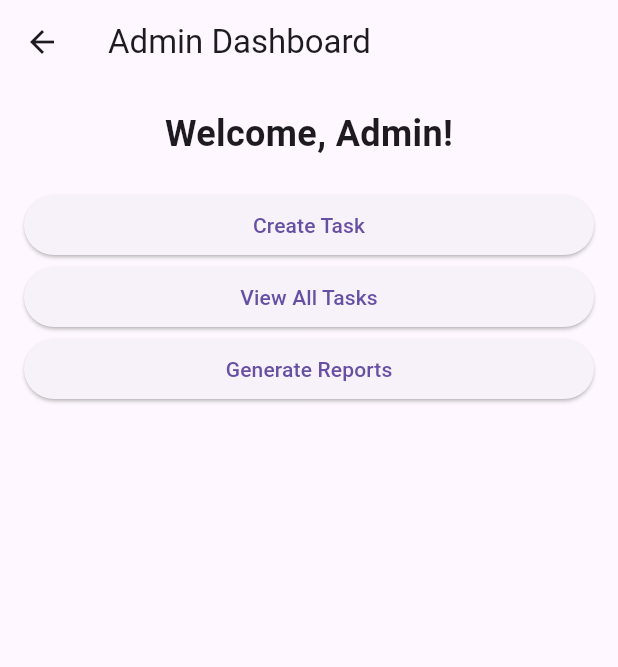
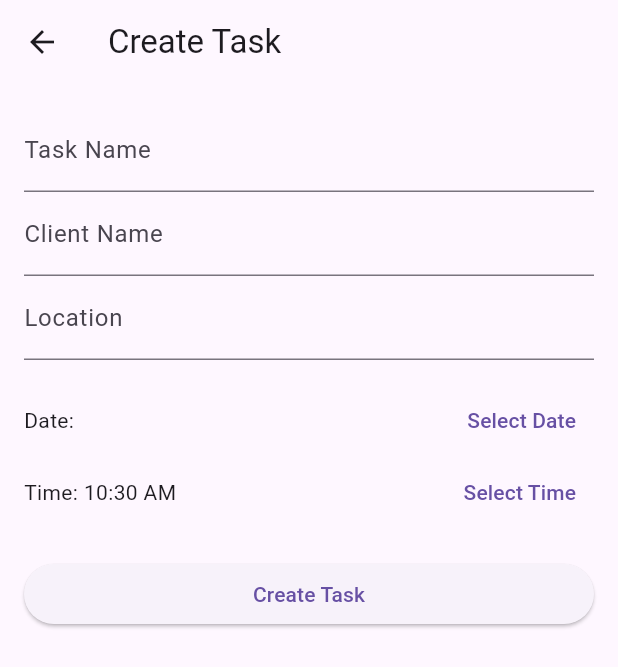
Before and after one commit to ekrajghimire/Work-Chart-System, a Flutter app: the AdminDashboard screen opened by its route, after a tap on "Create Task", on a phone screen of 412 x 824 dp. Shown: the top 667 px of the screen. Run offline on Flutter 3.47's test engine with Material 3 defaults, Android fonts, the phone set to English and light mode, and no system bars; our stand-ins replace sqflite; accounts and stored records are empty.

```diff
--- a/lib/main.dart
+++ b/lib/main.dart
@@ -3,6 +3,7 @@ import 'package:work_chart_system/screens/admin_dashboard_screen.dart';
 import 'package:work_chart_system/screens/crew_dashboard_screen.dart';
 import 'screens/login_screen.dart';
 import 'screens/signup_screen.dart';
+import 'screens/create_task_screen.dart';
 
 void main() {
   runApp(MyApp());
@@ -12,7 +13,6 @@ class MyApp extends StatelessWidget {
   @override
   Widget build(BuildContext context) {
     return MaterialApp(
-      debugShowCheckedModeBanner: false,
       title: 'Work Chart System',
       theme: ThemeData(
         primarySwatch: Colors.blue,
@@ -23,7 +23,9 @@ class MyApp extends StatelessWidget {
         '/signup': (context) => SignupScreen(),
         '/admin_dashboard': (context) => AdminDashboard(),
         '/crew_dashboard': (context) => CrewDashboard(),
+        '/create_task': (context) => CreateTaskScreen(),
       },
+      debugShowCheckedModeBanner: false,
     );
   }
 }
--- /dev/null
+++ b/lib/screens/create_task_screen.dart
@@ -0,0 +1,120 @@
+import 'package:flutter/material.dart';
+
+class CreateTaskScreen extends StatefulWidget {
+  @override
+  _CreateTaskScreenState createState() => _CreateTaskScreenState();
+}
+
+class _CreateTaskScreenState extends State<CreateTaskScreen> {
+  final _formKey = GlobalKey<FormState>();
+  String _taskName = '';
+  String _client = '';
+  String _location = '';
+  DateTime _selectedDate = DateTime.now();
+  TimeOfDay _selectedTime = TimeOfDay.now();
+
+  void _pickDate() async {
+    final DateTime? pickedDate = await showDatePicker(
+      context: context,
+      initialDate: _selectedDate,
+      firstDate: DateTime(2020),
+      lastDate: DateTime(2030),
+    );
+    if (pickedDate != null && pickedDate != _selectedDate) {
+      setState(() {
+        _selectedDate = pickedDate;
+      });
+    }
+  }
+
+  void _pickTime() async {
+    final TimeOfDay? pickedTime = await showTimePicker(
+      context: context,
+      initialTime: _selectedTime,
+    );
+    if (pickedTime != null && pickedTime != _selectedTime) {
+      setState(() {
+        _selectedTime = pickedTime;
+      });
+    }
+  }
+
+  void _submitTask() {
+    if (_formKey.currentState!.validate()) {
+      _formKey.currentState!.save();
+      // You can replace this with logic to save the task (e.g., save to local database).
+      print('Task Created: $_taskName, Client: $_client, Location: $_location');
+      ScaffoldMessenger.of(context).showSnackBar(
+        SnackBar(content: Text('Task Created Successfully')),
+      );
+      Navigator.pop(context);
+    }
+  }
+
+  @override
+  Widget build(BuildContext context) {
+    return Scaffold(
+      appBar: AppBar(
+        title: Text('Create Task'),
+      ),
+      body: Padding(
+        padding: const EdgeInsets.all(16.0),
+        child: Form(
+          key: _formKey,
+          child: ListView(
+            children: [
+              TextFormField(
+                decoration: InputDecoration(labelText: 'Task Name'),
+                validator: (value) {
+                  if (value == null || value.isEmpty) {
+                    return 'Please enter a task name';
+                  }
+                  return null;
+                },
+                onSaved: (value) => _taskName = value!,
+              ),
+              TextFormField(
+                decoration: InputDecoration(labelText: 'Client Name'),
+                onSaved: (value) => _client = value!,
+              ),
+              TextFormField(
+                decoration: InputDecoration(labelText: 'Location'),
+                onSaved: (value) => _location = value!,
+              ),
+              SizedBox(height: 16),
+              Row(
+                children: [
+                  Text(
+                    'Date: ${_selectedDate.toLocal()}'.split(' ')[0],
+                  ),
+                  Spacer(),
+                  TextButton(
+                    onPressed: _pickDate,
+                    child: Text('Select Date'),
+                  ),
+                ],
+              ),
+              Row(
+                children: [
+                  Text(
+                    'Time: ${_selectedTime.format(context)}',
+                  ),
+                  Spacer(),
+                  TextButton(
+                    onPressed: _pickTime,
+                    child: Text('Select Time'),
+                  ),
+                ],
+              ),
+              SizedBox(height: 20),
+              ElevatedButton(
+                onPressed: _submitTask,
+                child: Text('Create Task'),
+              ),
+            ],
+          ),
+        ),
+      ),
+    );
+  }
+}
```
